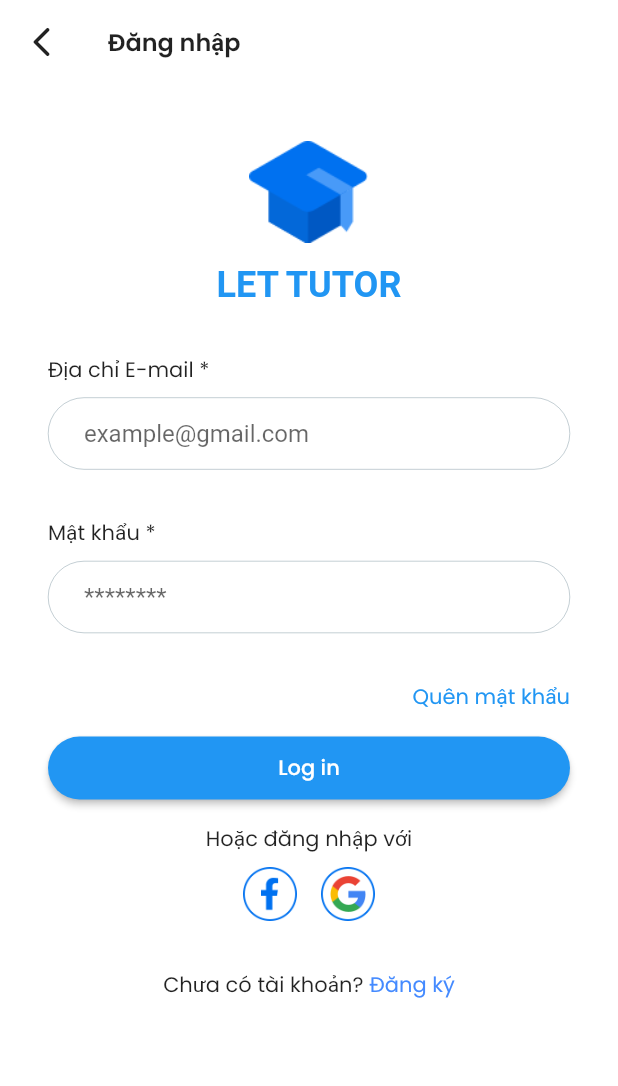
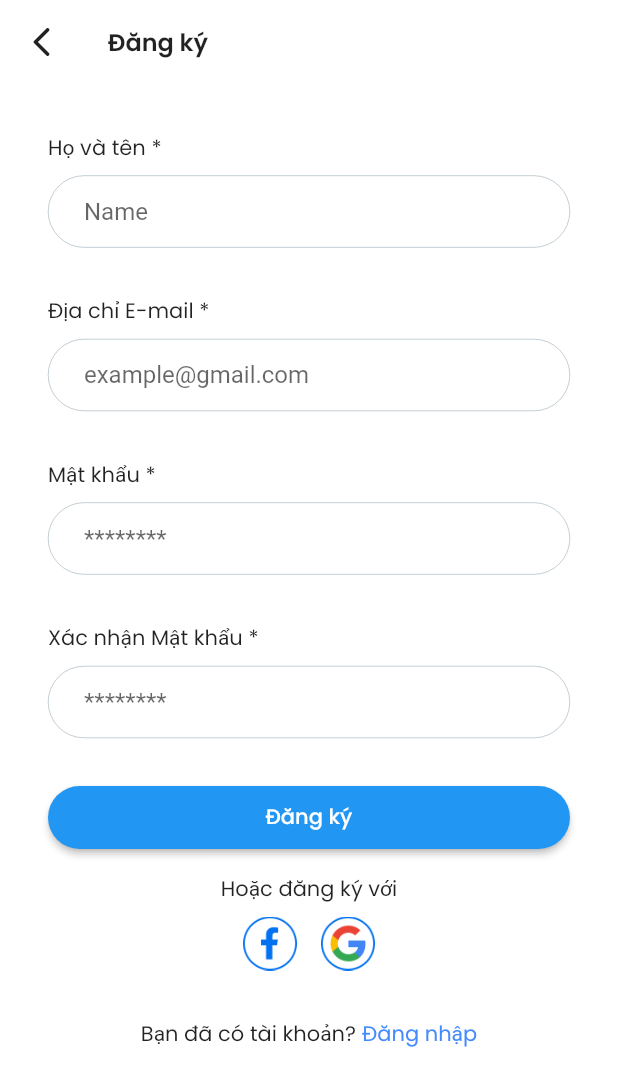
Before and after one commit to tranphunguyen98/one-on-on-learning, a Flutter app: the screen it shows after launch, on a phone screen of 412 x 824 dp. Shown: the top 1086 px of the screen. Run offline on Flutter 3.47's test engine with Material 2 defaults, Android fonts, the phone set to English and light mode, and no system bars; our stand-ins replace flutter_rating_bar, get.

Commit message:
Create UI Register

```diff
--- /dev/null
+++ b/lib/features/register/pages/register_page.dart
@@ -0,0 +1,79 @@
+import 'package:flutter/material.dart';
+import 'package:one_on_one_learning/core/core.dart';
+import 'package:one_on_one_learning/core/widgets/widget_rounded_button.dart';
+import 'package:one_on_one_learning/core/widgets/widget_rounded_text_field_with_title.dart';
+import 'package:one_on_one_learning/core/widgets/widget_row_social.dart';
+
+class RegisterPage extends StatelessWidget {
+  const RegisterPage({Key? key}) : super(key: key);
+
+  @override
+  Widget build(BuildContext context) {
+    return Scaffold(
+      backgroundColor: kWhiteColor,
+      appBar: AppBar(
+        backgroundColor: kWhiteColor,
+        elevation: 0,
+        leading: Icon(
+          Icons.arrow_back_ios_rounded,
+          color: kBlackColor,
+        ),
+        title: Text(
+          'Đăng ký',
+          style: kFontSemiboldBlack_16,
+        ),
+      ),
+      body: Padding(
+        padding: const EdgeInsets.all(32.0),
+        child: SingleChildScrollView(
+          child: Column(
+            children: [
+              WidgetRoundedTextFieldWithTitle(
+                title: 'Họ và tên',
+                hint: 'Name',
+                isRequired: true,
+              ),
+              SizedBox(height: 32),
+              WidgetRoundedTextFieldWithTitle(
+                title: 'Địa chỉ E-mail',
+                hint: 'example@gmail.com',
+                isRequired: true,
+              ),
+              SizedBox(height: 32),
+              WidgetRoundedTextFieldWithTitle(
+                title: 'Mật khẩu',
+                isRequired: true,
+                hint: '********',
+              ),
+              SizedBox(height: 32),
+              WidgetRoundedTextFieldWithTitle(
+                title: 'Xác nhận Mật khẩu',
+                isRequired: true,
+                hint: '********',
+              ),
+              SizedBox(height: 32),
+              WidgetRoundedButton(text: 'Đăng ký'),
+              SizedBox(height: 16),
+              WidgetRowWithSocial(title: 'Hoặc đăng ký với'),
+              SizedBox(height: 32),
+              Row(
+                mainAxisAlignment: MainAxisAlignment.center,
+                children: [
+                  Text(
+                    'Bạn đã có tài khoản?',
+                    style: kFontRegularDefault_14,
+                  ),
+                  SizedBox(width: 4),
+                  Text(
+                    'Đăng nhập',
+                    style: kFontRegularBlue_14,
+                  ),
+                ],
+              )
+            ],
+          ),
+        ),
+      ),
+    );
+  }
+}
--- a/lib/main.dart
+++ b/lib/main.dart
@@ -1,6 +1,5 @@
 import 'package:flutter/material.dart';
-
-import 'features/login/pages/login_page.dart';
+import 'package:one_on_one_learning/features/register/pages/register_page.dart';
 
 void main() {
   runApp(MyApp());
@@ -24,7 +23,7 @@
         // is not restarted.
         primarySwatch: Colors.blue,
       ),
-      home: LoginPage(),
+      home: RegisterPage(),
     );
   }
 }
```
